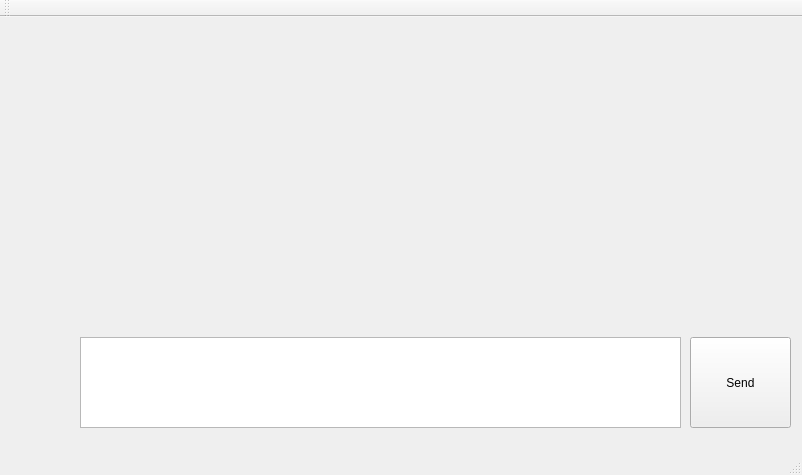
Before: the Qt Designer form src/chatwindow.ui in rbellido-ut/yolo-chat, drawn with Qt 5.
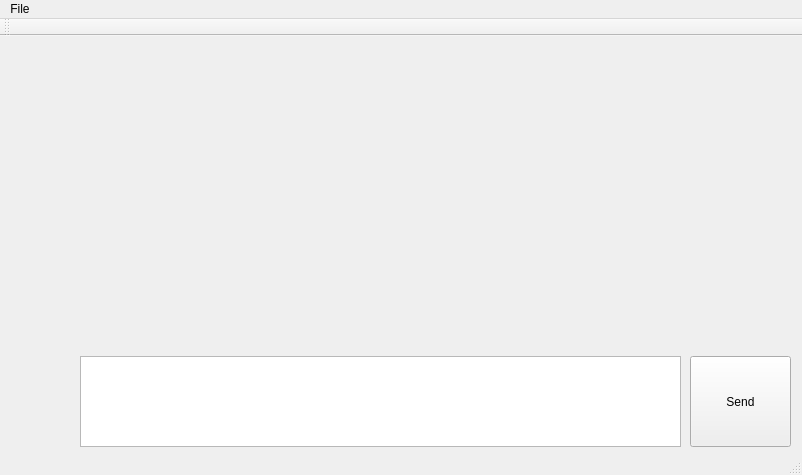
After: the same form once the commit is applied.

Commit message: added new menu bar

Patch:
```diff
--- a/src/chatwindow.ui
+++ b/src/chatwindow.ui
@@ -53,6 +53,13 @@
      <height>25</height>
     </rect>
    </property>
+   <widget class="QMenu" name="menuFile">
+    <property name="title">
+     <string>File</string>
+    </property>
+    <addaction name="actionExit"/>
+   </widget>
+   <addaction name="menuFile"/>
   </widget>
   <widget class="QToolBar" name="mainToolBar">
    <attribute name="toolBarArea">
```
Left out of the diff: 5 changed lines with no effect on the pictures. The commit also changes 6 other files.
